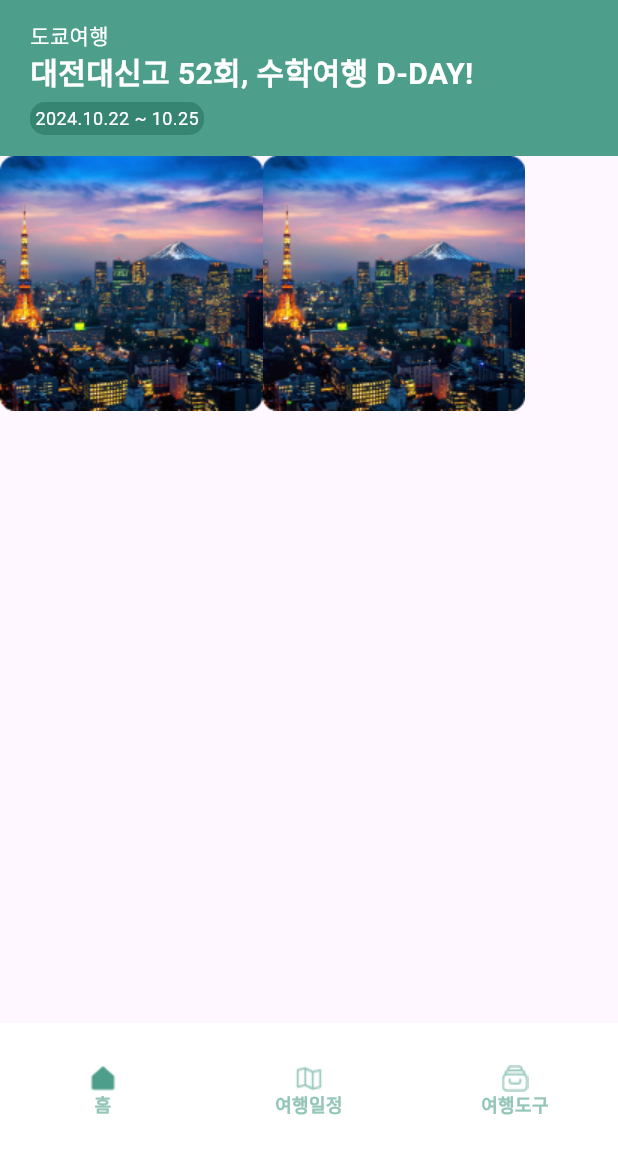
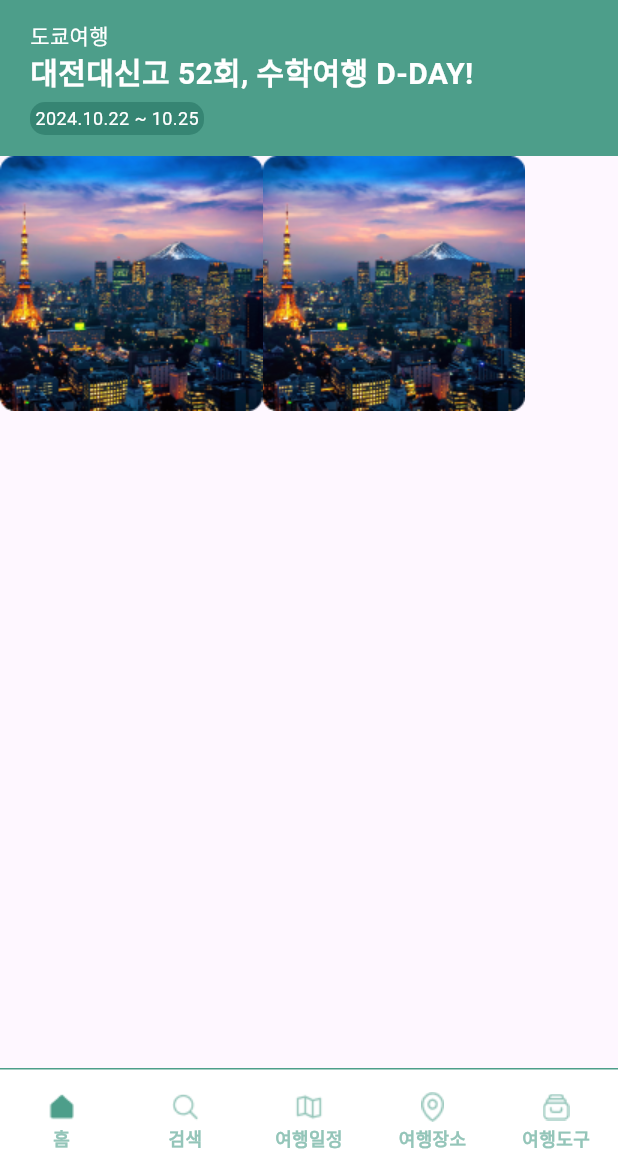
Before and after one commit to Popoisthebest/school_trip_app, a Flutter app: the screen it shows after launch, on a phone screen of 412 x 824 dp, the part 63-1236 px from its top. Run offline on Flutter 3.47's test engine with Material 3 defaults, Android fonts, the phone set to English and light mode, and no system bars; our stand-ins replace connectivity_plus, flutter_svg, google_maps_flutter; Roboto replaces fonts that are missing (Ownglyph okticon).

Commit message:
[fix] BottomNavBar 요소 2개 추가 및 Padding 수정

```diff
--- a/lib/screens/component/common_layout.dart
+++ b/lib/screens/component/common_layout.dart
@@ -90,20 +90,26 @@ class _CommonLayoutState extends State<CommonLayout> {
 
   Widget _buildBottomNavigationBar() {
     return SizedBox(
-      height: 100,
+      height: 70,
       child: SafeArea(
         child: Container(
           color: Colors.white,
           child: Column(
             children: [
+              Container(
+                height: 1,
+                color: const Color(0xff4D9E8A),
+              ),
               Padding(
-                padding: const EdgeInsets.only(top: 20.0),
+                padding: const EdgeInsets.only(top: 10.0),
                 child: Row(
                   mainAxisAlignment: MainAxisAlignment.spaceAround,
                   children: <Widget>[
                     _buildBottomNavigationItems('홈', 'home', 0),
-                    _buildBottomNavigationItems('여행일정', 'map', 1),
-                    _buildBottomNavigationItems('여행도구', 'tool', 2),
+                    _buildBottomNavigationItems('검색', 'search', 1),
+                    _buildBottomNavigationItems('여행일정', 'map', 2),
+                    _buildBottomNavigationItems('여행장소', 'place', 3),
+                    _buildBottomNavigationItems('여행도구', 'tool', 4),
                   ],
                 ),
               ),
@@ -132,6 +138,9 @@ class _CommonLayoutState extends State<CommonLayout> {
                   : 'assets/bottom_nav_bar_icons/${assetName}_icon.png',
               height: 20,
               width: 20,
+            ),
+            const SizedBox(
+              height: 4,
             ),
             Text(
               name,
```
Also changed, not shown: assets/bottom_nav_bar_icons/place_active_icon.png (added), assets/bottom_nav_bar_icons/place_icon.png (added), assets/bottom_nav_bar_icons/search_active_icon.png (added), assets/bottom_nav_bar_icons/search_icon.png (added).
